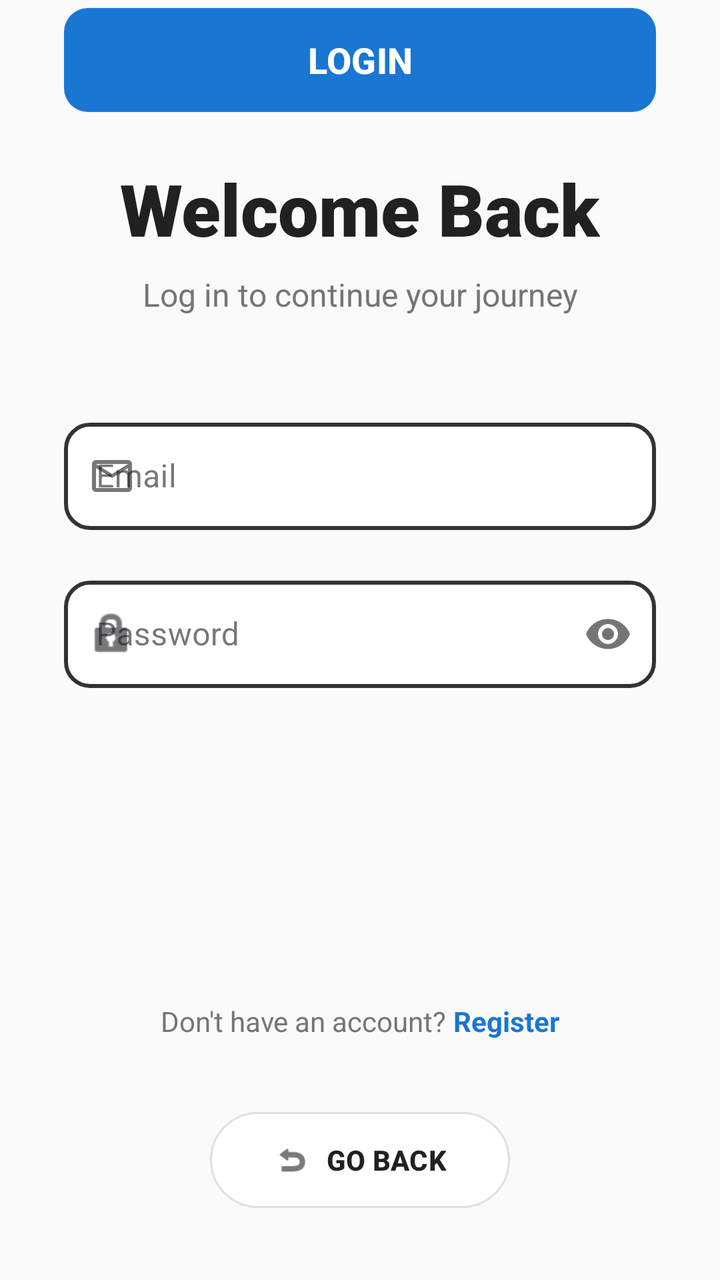
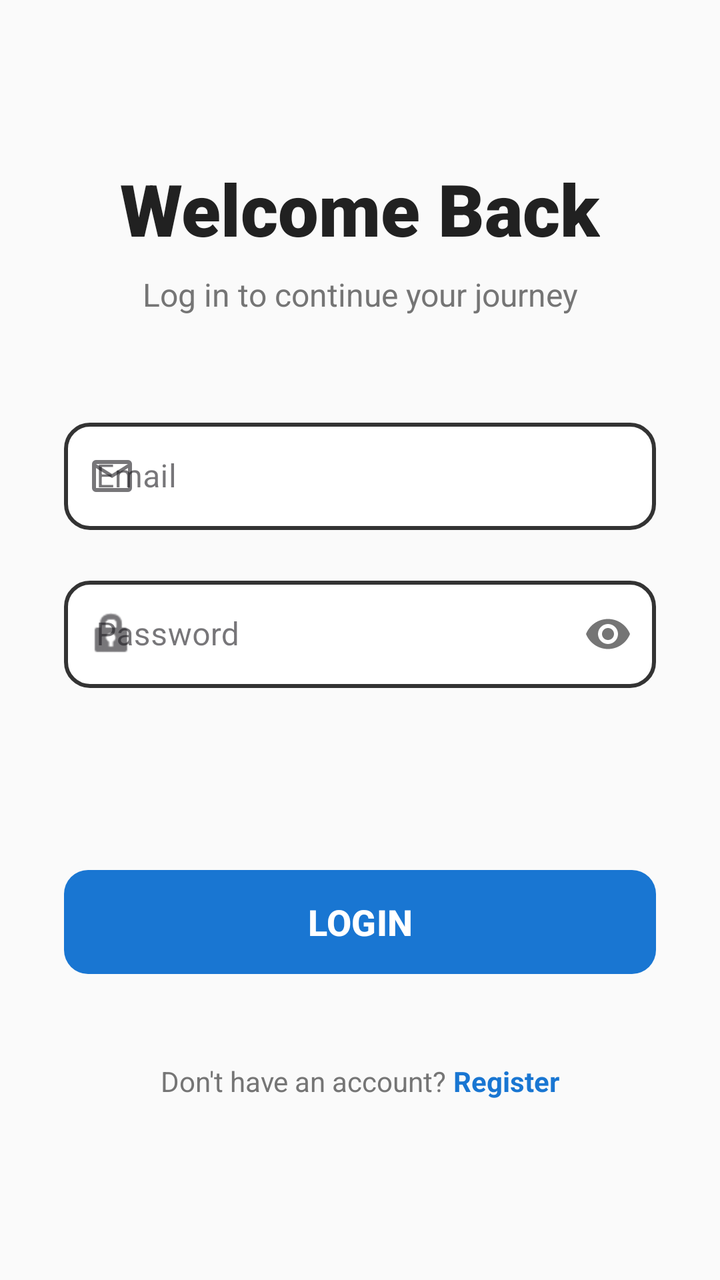

The first picture is an Android layout as it rendered before a commit; the second is the same layout after the commit. The layout source and the unified diff follow.
<!-- AndroidManifest.xml: application theme Theme.Wanderer -->
<!-- res/layout/activity_login.xml -->
<?xml version="1.0" encoding="utf-8"?>
<androidx.core.widget.NestedScrollView
    xmlns:android="http://schemas.android.com/apk/res/android"
    xmlns:app="http://schemas.android.com/apk/res-auto"
    xmlns:tools="http://schemas.android.com/tools"
    android:layout_width="match_parent"
    android:layout_height="match_parent"
    android:fillViewport="true"
    android:background="#FAFAFA"
    tools:context=".LoginActivity">

    <androidx.constraintlayout.widget.ConstraintLayout
        android:layout_width="match_parent"
        android:layout_height="wrap_content"
        android:paddingBottom="32dp"> 

        
        <TextView
            android:id="@+id/tvLoginTitle"
            android:layout_width="wrap_content"
            android:layout_height="wrap_content"
            android:layout_marginTop="80dp"
            android:fontFamily="sans-serif-black"
            android:text="Welcome Back"
            android:textColor="#212121"
            android:textSize="36sp"
            android:textStyle="bold"
            app:layout_constraintEnd_toEndOf="parent"
            app:layout_constraintStart_toStartOf="parent"
            app:layout_constraintTop_toTopOf="parent" />

        
        <TextView
            android:id="@+id/tvLoginSubtitle"
            android:layout_width="wrap_content"
            android:layout_height="wrap_content"
            android:layout_marginTop="8dp"
            android:text="Log in to continue your journey"
            android:textColor="#757575"
            android:textSize="16sp"
            app:layout_constraintEnd_toEndOf="parent"
            app:layout_constraintStart_toStartOf="parent"
            app:layout_constraintTop_toBottomOf="@id/tvLoginTitle" />

        
        <com.google.android.material.textfield.TextInputLayout
            android:id="@+id/usernameInputLayout"
            style="@style/Widget.MaterialComponents.TextInputLayout.OutlinedBox"
            android:layout_width="match_parent"
            android:layout_height="wrap_content"
            android:layout_marginHorizontal="32dp"
            android:layout_marginTop="48dp"
            android:hint="Email"
            app:boxCornerRadiusBottomEnd="12dp"
            app:boxCornerRadiusBottomStart="12dp"
            app:boxCornerRadiusTopEnd="12dp"
            app:boxCornerRadiusTopStart="12dp"
            app:startIconDrawable="@drawable/mail_icon"
            app:layout_constraintEnd_toEndOf="parent"
            app:layout_constraintStart_toStartOf="parent"
            app:layout_constraintTop_toBottomOf="@id/tvLoginSubtitle">

            <com.google.android.material.textfield.TextInputEditText
                android:id="@+id/etUsername"
                android:layout_width="match_parent"
                android:layout_height="wrap_content"
                android:background="@drawable/custom_input_border"
                android:inputType="textEmailAddress"
                android:padding="16dp"
                android:textColor="#212121"
                android:textColorHint="#757575" />
        </com.google.android.material.textfield.TextInputLayout>

        
        <com.google.android.material.textfield.TextInputLayout
            android:id="@+id/passwordInputLayout"
            style="@style/Widget.MaterialComponents.TextInputLayout.OutlinedBox"
            android:layout_width="match_parent"
            android:layout_height="wrap_content"
            android:layout_marginHorizontal="32dp"
            android:layout_marginTop="20dp"
            android:hint="Password"
            app:boxCornerRadiusBottomEnd="12dp"
            app:boxCornerRadiusBottomStart="12dp"
            app:boxCornerRadiusTopEnd="12dp"
            app:boxCornerRadiusTopStart="12dp"
            app:passwordToggleEnabled="true"
            app:startIconDrawable="@android:drawable/ic_lock_idle_lock"
            app:layout_constraintEnd_toEndOf="parent"
            app:layout_constraintStart_toStartOf="parent"
            app:layout_constraintTop_toBottomOf="@id/usernameInputLayout">

            <com.google.android.material.textfield.TextInputEditText
                android:id="@+id/etPassword"
                android:layout_width="match_parent"
                android:layout_height="wrap_content"
                android:background="@drawable/custom_input_border"
                android:inputType="textPassword"
                android:padding="16dp"
                android:textColor="#212121"
                android:textColorHint="#757575" />
        </com.google.android.material.textfield.TextInputLayout>

        

        
        <com.google.android.material.button.MaterialButton
            android:id="@+id/btnLogin"
            android:layout_width="match_parent"
            android:layout_height="60dp"
            android:layout_marginHorizontal="32dp"
            android:text="LOGIN"
            android:textSize="18sp"
            android:textStyle="bold"
            app:backgroundTint="#1976D2"
            app:cornerRadius="12dp"
            app:layout_constraintEnd_toEndOf="parent"
            app:layout_constraintStart_toStartOf="parent"
            tools:layout_editor_absoluteY="416dp" />

        
        <LinearLayout
            android:id="@+id/layoutRegister"
            android:layout_width="wrap_content"
            android:layout_height="wrap_content"
            android:layout_marginTop="40dp"
            android:layout_marginBottom="32dp"
            android:orientation="horizontal"
            app:layout_constraintBottom_toTopOf="@id/btnBack"
            app:layout_constraintEnd_toEndOf="parent"
            app:layout_constraintStart_toStartOf="parent"
            app:layout_constraintTop_toBottomOf="@id/btnLogin"
            app:layout_constraintVertical_bias="1.0">

            <TextView
                android:layout_width="wrap_content"
                android:layout_height="wrap_content"
                android:text="Don't have an account? "
                android:textColor="#757575" />

            <TextView
                android:id="@+id/tvRegisterLink"
                android:layout_width="wrap_content"
                android:layout_height="wrap_content"
                android:text="Register"
                android:textColor="#1976D2"
                android:textStyle="bold" />
        </LinearLayout>

        
        <com.google.android.material.button.MaterialButton
            android:id="@+id/btnBack"
            android:layout_width="wrap_content"
            android:layout_height="56dp"
            android:paddingHorizontal="32dp"
            android:text="GO BACK"
            android:textColor="#212121"
            android:textStyle="bold"
            app:backgroundTint="#FFFFFF"
            app:cornerRadius="28dp"
            app:elevation="8dp"
            app:icon="@android:drawable/ic_menu_revert"
            app:iconTint="#212121"
            app:strokeColor="#E0E0E0"
            app:strokeWidth="1dp"
            app:layout_constraintBottom_toBottomOf="parent"
            app:layout_constraintEnd_toEndOf="parent"
            app:layout_constraintStart_toStartOf="parent" />

    </androidx.constraintlayout.widget.ConstraintLayout>
</androidx.core.widget.NestedScrollView>
<!-- resources referenced by this layout -->
<resources>
  <!-- drawable custom_input_border (drawable) -->
  <?xml version="1.0" encoding="utf-8"?>
  <shape xmlns:android="http://schemas.android.com/apk/res/android" android:shape="rectangle">
  
      
      <solid android:color="#FFFFFF" />
  
      
      <stroke
          android:width="2dp"
          android:color="#333333" />
  
      
      <corners android:radius="12dp" />
  
      
      <padding
          android:left="16dp"
          android:top="12dp"
          android:right="16dp"
          android:bottom="12dp" />
  
  </shape>
  <!-- drawable mail_icon (drawable) -->
  <vector xmlns:android="http://schemas.android.com/apk/res/android"
      android:width="24dp"
      android:height="24dp"
      android:viewportWidth="960"
      android:viewportHeight="960">
    <path
        android:pathData="M160,800q-33,0 -56.5,-23.5T80,720v-480q0,-33 23.5,-56.5T160,160h640q33,0 56.5,23.5T880,240v480q0,33 -23.5,56.5T800,800L160,800ZM480,520L160,320v400h640v-400L480,520ZM480,440 L800,240L160,240l320,200ZM160,320v-80,480 -400Z"
        android:fillColor="#e3e3e3"/>
  </vector>
  <style name="Theme.Wanderer" parent="Base.Theme.Wanderer" />
  <style name="Base.Theme.Wanderer" parent="Theme.Material3.DayNight.NoActionBar">
          
          
      </style>
</resources>

<!-- the commit's change to res/layout/activity_login.xml (unified diff, before → after) -->
@@ -104,6 +104,9 @@
         
 
         
+
+        
+
         <com.google.android.material.button.MaterialButton
             android:id="@+id/btnLogin"
             android:layout_width="match_parent"
@@ -114,23 +117,21 @@
             android:textStyle="bold"
             app:backgroundTint="#1976D2"
             app:cornerRadius="12dp"
+            app:layout_constraintBottom_toBottomOf="parent"
             app:layout_constraintEnd_toEndOf="parent"
             app:layout_constraintStart_toStartOf="parent"
-            tools:layout_editor_absoluteY="416dp" />
+            app:layout_constraintTop_toBottomOf="@+id/passwordInputLayout"
+            app:layout_constraintVertical_bias="0.427" />
 
-        
         <LinearLayout
             android:id="@+id/layoutRegister"
             android:layout_width="wrap_content"
             android:layout_height="wrap_content"
             android:layout_marginTop="40dp"
-            android:layout_marginBottom="32dp"
             android:orientation="horizontal"
-            app:layout_constraintBottom_toTopOf="@id/btnBack"
             app:layout_constraintEnd_toEndOf="parent"
             app:layout_constraintStart_toStartOf="parent"
-            app:layout_constraintTop_toBottomOf="@id/btnLogin"
-            app:layout_constraintVertical_bias="1.0">
+            app:layout_constraintTop_toBottomOf="@id/btnLogin">
 
             <TextView
                 android:layout_width="wrap_content"
@@ -148,24 +149,6 @@
         </LinearLayout>
 
         
-        <com.google.android.material.button.MaterialButton
-            android:id="@+id/btnBack"
-            android:layout_width="wrap_content"
-            android:layout_height="56dp"
-            android:paddingHorizontal="32dp"
-            android:text="GO BACK"
-            android:textColor="#212121"
-            android:textStyle="bold"
-            app:backgroundTint="#FFFFFF"
-            app:cornerRadius="28dp"
-            app:elevation="8dp"
-            app:icon="@android:drawable/ic_menu_revert"
-            app:iconTint="#212121"
-            app:strokeColor="#E0E0E0"
-            app:strokeWidth="1dp"
-            app:layout_constraintBottom_toBottomOf="parent"
-            app:layout_constraintEnd_toEndOf="parent"
-            app:layout_constraintStart_toStartOf="parent" />
 
     </androidx.constraintlayout.widget.ConstraintLayout>
 </androidx.core.widget.NestedScrollView>
